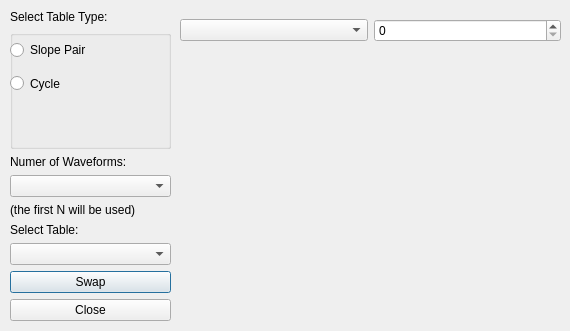
Qt form wavetable_browser.ui (starlingcode/viaflash) before a commit.
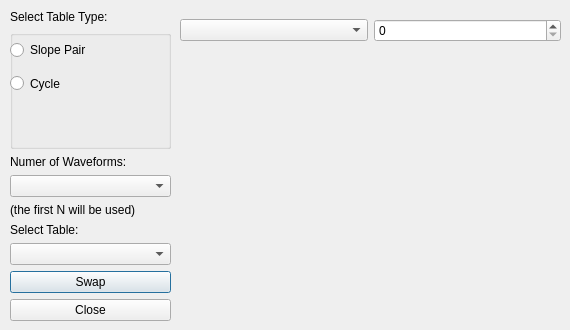
The same form after that commit.

Patch:
```diff
--- a/wavetable_browser.ui
+++ b/wavetable_browser.ui
@@ -7,9 +7,21 @@
     <x>0</x>
     <y>0</y>
     <width>570</width>
-    <height>331</height>
+    <height>330</height>
    </rect>
   </property>
+  <property name="minimumSize">
+   <size>
+    <width>570</width>
+    <height>330</height>
+   </size>
+  </property>
+  <property name="maximumSize">
+   <size>
+    <width>570</width>
+    <height>330</height>
+   </size>
+  </property>
   <property name="windowTitle">
    <string>Ratio</string>
   </property>
```
